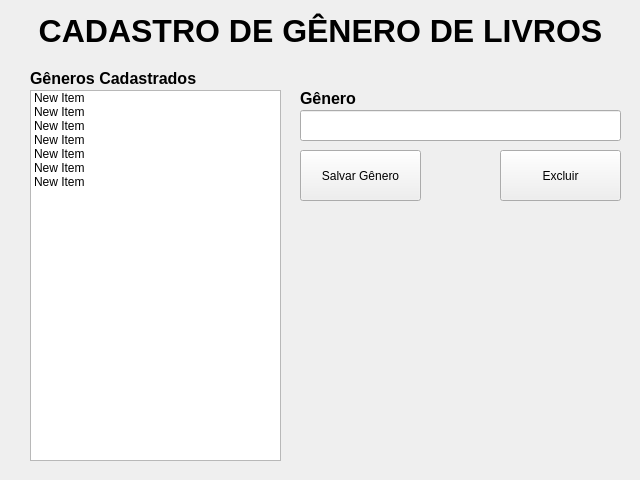
Qt form screen/ui_designer/screen_cadastro_genero.ui (mateusmoratelli/MinhaBiblioteca) before a commit.
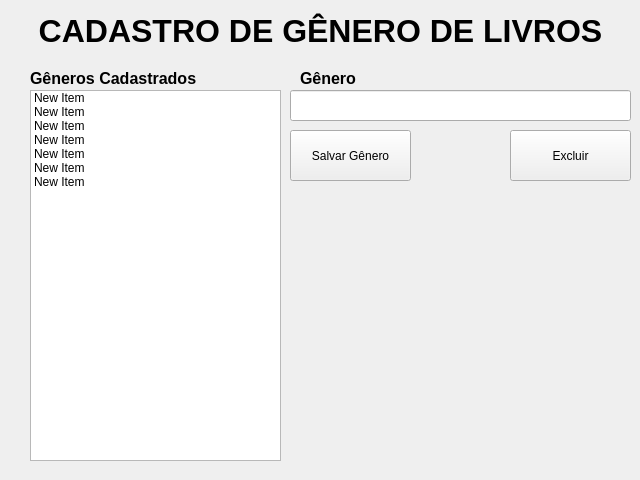
The same form after that commit. Icons and pictures are not drawn.

Commit message: genero e usuário funcionando.

```diff
--- a/screen/ui_designer/screen_cadastro_genero.ui
+++ b/screen/ui_designer/screen_cadastro_genero.ui
@@ -93,8 +93,8 @@
   <widget class="QPushButton" name="btSalvarGenero">
    <property name="geometry">
     <rect>
-     <x>300</x>
-     <y>150</y>
+     <x>290</x>
+     <y>130</y>
      <width>121</width>
      <height>51</height>
     </rect>
@@ -116,9 +116,9 @@
   <widget class="QLineEdit" name="txtGenero">
    <property name="geometry">
     <rect>
-     <x>300</x>
-     <y>110</y>
-     <width>321</width>
+     <x>290</x>
+     <y>90</y>
+     <width>341</width>
      <height>31</height>
     </rect>
    </property>
@@ -132,7 +132,7 @@
    <property name="geometry">
     <rect>
      <x>300</x>
-     <y>90</y>
+     <y>70</y>
      <width>121</width>
      <height>16</height>
     </rect>
@@ -171,8 +171,8 @@
   <widget class="QPushButton" name="btExcluirGenero">
    <property name="geometry">
     <rect>
-     <x>500</x>
-     <y>150</y>
+     <x>510</x>
+     <y>130</y>
      <width>121</width>
      <height>51</height>
     </rect>
```
The commit also changes 15 other files.
